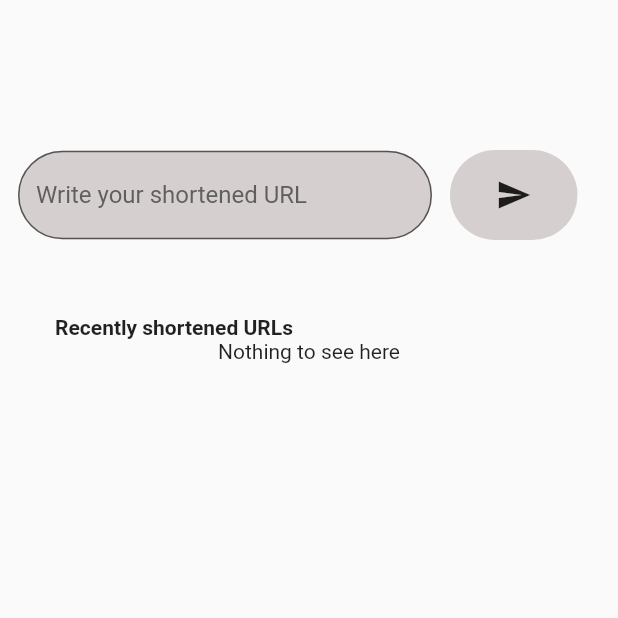
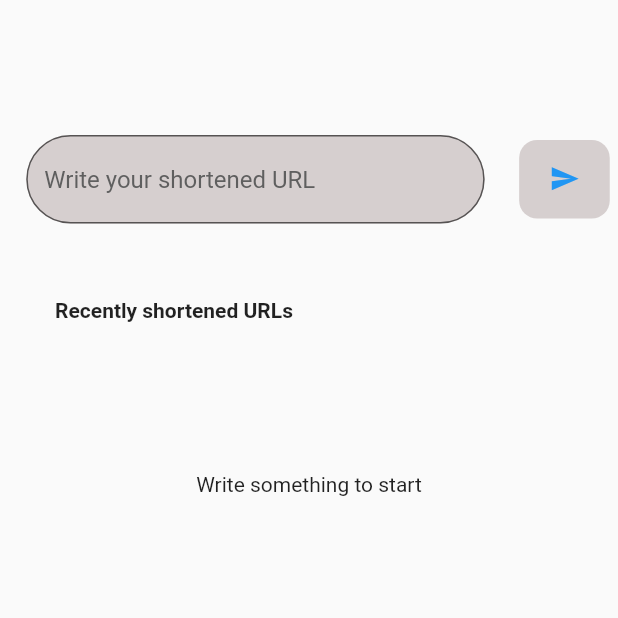
Before and after one commit to robertocsd/challenge, a Flutter app: the screen it shows after launch, on a phone screen of 412 x 824 dp, the top half of it. Run offline on Flutter 3.47's test engine with Material 2 defaults, Android fonts, the light colour scheme and no system bars; our stand-ins replace bloc, dio, equatable, flutter_bloc.

Commit message:
challenge to the 90% widgets test left

```diff
--- a/lib/app/pages/home/bloc/home_bloc.dart
+++ b/lib/app/pages/home/bloc/home_bloc.dart
@@ -40,17 +40,14 @@ class ShortBloc extends Bloc<ShortenedEvent, ShortenedState> {
         copyOfResponseToUpdateState.add(res);
 
         emit(UrlGettedState(state.model.copyWith(
-          shortList: copyOfResponseToUpdateState,
-        )));
+            shortList: copyOfResponseToUpdateState,
+            urlToBeShorted: state.model.urlToBeShorted)));
       } else {
-        emit(ErrorInputURLState(
-            state.model.copyWith(inputUrlError: true)));
+        emit(ErrorInputURLState(state.model.copyWith(
+            inputUrlError: true, urlToBeShorted: state.model.urlToBeShorted)));
       }
     } catch (e) {
-      print('NULL CHECK OPERATOR $e');
-
-      //TODO EXCEPCION STATE
-
+      throw Exception(e);
     }
   }
 }
--- a/lib/app/pages/home/bloc/home_state.dart
+++ b/lib/app/pages/home/bloc/home_state.dart
@@ -41,7 +41,7 @@ class Model extends Equatable {
       this.inputUrlError = false});
 
   Model copyWith(
-          { String? urlToBeShorted,
+          {String? urlToBeShorted,
           List<ShortResponse>? shortList,
           bool? inputUrlError}) =>
       Model(
--- /dev/null
+++ b/lib/app/pages/home/home.dart
@@ -0,0 +1,106 @@
+import 'package:flutter/cupertino.dart';
+import 'package:flutter/material.dart';
+import 'package:flutter_bloc/flutter_bloc.dart';
+import 'package:to_study/app/pages/home/bloc/home_bloc.dart';
+import 'package:to_study/app/pages/home/widgets/send_button.dart';
+import 'package:to_study/app/utils/texts.dart';
+
+class HomePage extends StatefulWidget {
+  const HomePage({Key? key}) : super(key: key);
+  @override
+  State<HomePage> createState() => _HomePageState();
+}
+class _HomePageState extends State<HomePage> {
+  @override
+  Widget build(BuildContext context) {
+    final texts = AppTexts();
+    final blocHome = BlocProvider.of<ShortBloc>(context);
+    final height = MediaQuery.of(context).size.height;
+    final width = MediaQuery.of(context).size.width;
+    return Scaffold(
+      resizeToAvoidBottomInset: false,
+      body: BlocBuilder<ShortBloc, ShortenedState>(
+        builder: (context, state) {
+          return Container(
+            padding: const EdgeInsets.only(top: 90),
+            child: Column(
+              children: [
+                Row(
+                  mainAxisAlignment: MainAxisAlignment.spaceAround,
+                  children: [
+                    Container(
+                      padding: const EdgeInsets.symmetric(horizontal: 12),
+                      width: width * 0.8,
+                      child: TextField(
+                        onChanged: (data) {
+                          blocHome.add(OnGettingShortURL(data));
+                        },
+                        decoration: InputDecoration(
+                          errorText: state is ErrorInputURLState
+                              ? texts.notAValidUrl
+                              : null,
+                          border: OutlineInputBorder(
+                            borderRadius: BorderRadius.circular(50.0),
+                          ),
+                          filled: true,
+                          hintStyle: const TextStyle(
+                              color: Color.fromARGB(255, 95, 95, 95)),
+                          hintText: texts.writeYourURL,
+                          fillColor: const Color.fromARGB(255, 214, 207, 207),
+                        ),
+                      ),
+                    ),
+                    state is LoadingState
+                        ? Container(
+                            padding: const EdgeInsets.symmetric(
+                              horizontal: 10,
+                            ),
+                            child: const CupertinoActivityIndicator())
+                        : SendButton(
+                            onPress: () {
+                              blocHome.add(OnGetShortURLEvent());
+                            },
+                          ),
+                  ],
+                ),
+                Container(
+                  padding: const EdgeInsets.only(right: 180, top: 50),
+                  child: Text(
+                    texts.recentlyShorted,
+                    style: const TextStyle(
+                        fontWeight: FontWeight.bold, fontSize: 14),
+                  ),
+                ),
+                BlocBuilder<ShortBloc, ShortenedState>(
+                  builder: (context, state) {
+                    return state is ShortInitialState
+                        ? Container(
+                            padding: const EdgeInsets.symmetric(vertical: 100),
+                            child: Text(texts.writeSomethingtoStart))
+                        : SizedBox(
+                            height: height * 0.65,
+                            width: double.infinity,
+                            child: ListView.builder(
+                              shrinkWrap: true,
+                              itemCount: state.model.shortList.isNotEmpty
+                                  ? state.model.shortList.length
+                                  : 0,
+                              itemBuilder: (context, int index) {
+                                return ListTile(
+                                    title: Text(
+                                        state.model.shortList[index].alias!),
+                                    subtitle: Text(state
+                                        .model.shortList[index].links!.self!));
+                              },
+                            ),
+                          );
+                  },
+                ),
+              ],
+            ),
+          );
+        },
+      ),
+    );
+  }
+}
--- a/lib/app/pages/home/movie.dart
+++ /dev/null
@@ -1,107 +0,0 @@
-import 'package:flutter/cupertino.dart';
-import 'package:flutter/material.dart';
-import 'package:flutter_bloc/flutter_bloc.dart';
-import 'package:to_study/app/pages/home/bloc/home_bloc.dart';
-
-class MoviePage extends StatefulWidget {
-  const MoviePage({Key? key}) : super(key: key);
-
-  @override
-  State<MoviePage> createState() => _MoviePageState();
-}
-
-class _MoviePageState extends State<MoviePage> {
-  @override
-  Widget build(BuildContext context) {
-    return Scaffold(
-      body: BlocBuilder<ShortBloc, ShortenedState>(
-        builder: (context, state) {
-          return Column(
-            children: [
-              const SizedBox(height: 100),
-              Row(
-                children: [
-                  Container(
-                    padding: const EdgeInsets.symmetric(horizontal: 12),
-                    width: 300,
-                    child: TextField(
-                      onChanged: (data) {
-                        BlocProvider.of<ShortBloc>(context)
-                            .add(OnGettingShortURL(data));
-                      },
-                      decoration: InputDecoration(
-                        errorText: state is ErrorInputURLState
-                            ? 'This is not a valid URL'
-                            : null,
-                        border: OutlineInputBorder(
-                          borderRadius: BorderRadius.circular(50.0),
-                        ),
-                        filled: true,
-                        hintStyle: const TextStyle(
-                            color: Color.fromARGB(255, 95, 95, 95)),
-                        hintText: "Write your shortened URL",
-                        fillColor: const Color.fromARGB(255, 214, 207, 207),
-                      ),
-                    ),
-                  ),
-                  state is LoadingState
-                      ? Container(
-                          padding: const EdgeInsets.symmetric(horizontal: 2),
-                          height: 60,
-                          width: 85,
-                          child: const CupertinoActivityIndicator())
-                      : GestureDetector(
-                          onTap: () {
-                            BlocProvider.of<ShortBloc>(context)
-                                .add(OnGetShortURLEvent());
-                          },
-                          child: Container(
-                            padding: const EdgeInsets.symmetric(horizontal: 2),
-                            height: 60,
-                            width: 85,
-                            decoration: const BoxDecoration(
-                              color: Color.fromARGB(255, 214, 207, 207),
-                              borderRadius:
-                                  BorderRadius.all(Radius.circular(40)),
-                            ),
-                            child: const Icon(Icons.send),
-                          ),
-                        ),
-                ],
-              ),
-              Container(
-                padding: const EdgeInsets.only(right: 180, top: 50),
-                child: const Text(
-                  'Recently shortened URLs',
-                  style: TextStyle(fontWeight: FontWeight.bold, fontSize: 14),
-                ),
-              ),
-              BlocBuilder<ShortBloc, ShortenedState>(
-                builder: (context, state) {
-                  return state is ShortInitialState
-                      ? Text('Nothing to see here')
-                      : SizedBox(
-                          height: 500,
-                          width: 500,
-                          child: ListView.builder(
-                            itemCount: state.model.shortList.isNotEmpty
-                                ? state.model.shortList.length
-                                : 0,
-                            itemBuilder: (context, int index) {
-                              return ListTile(
-                                  title: Text(state
-                                      .model.shortList[index].links!.short!),
-                                  subtitle: Text(state
-                                      .model.shortList[index].links!.self!));
-                            },
-                          ),
-                        );
-                },
-              ),
-            ],
-          );
-        },
-      ),
-    );
-  }
-}
--- /dev/null
+++ b/lib/app/pages/home/widgets/send_button.dart
@@ -0,0 +1,19 @@
+import 'package:flutter/cupertino.dart';
+import 'package:flutter/material.dart';
+
+class SendButton extends StatelessWidget {
+  final Function? onPress;
+
+  const SendButton({Key? key, this.onPress}) : super(key: key);
+
+  @override
+  Widget build(BuildContext context) {
+    return CupertinoButton(
+      color: const Color.fromARGB(255, 214, 207, 207),
+      child: const Icon(Icons.send),
+      onPressed: () {
+        onPress!();
+      },
+    );
+  }
+}
--- /dev/null
+++ b/lib/app/utils/texts.dart
@@ -0,0 +1,6 @@
+class AppTexts {
+  final String recentlyShorted = 'Recently shortened URLs';
+  final String notAValidUrl = 'This is not a valid URL';
+  final String writeYourURL = "Write your shortened URL";
+  final String writeSomethingtoStart = "Write something to start";
+}
--- a/lib/main.dart
+++ b/lib/main.dart
@@ -2,7 +2,7 @@ import 'package:flutter/material.dart';
 import 'package:flutter_bloc/flutter_bloc.dart';
 import 'package:to_study/app/pages/home/bloc/home_bloc.dart';
 
-import 'package:to_study/app/pages/home/movie.dart';
+import 'package:to_study/app/pages/home/home.dart';
 
 void main() {
   runApp(const MyApp());
@@ -21,6 +21,6 @@ class MyApp extends StatelessWidget {
             theme: ThemeData(
               primarySwatch: Colors.blue,
             ),
-            home: const MoviePage()));
+            home: const HomePage()));
   }
 }
```
Also changed, not shown: 3 other files.
